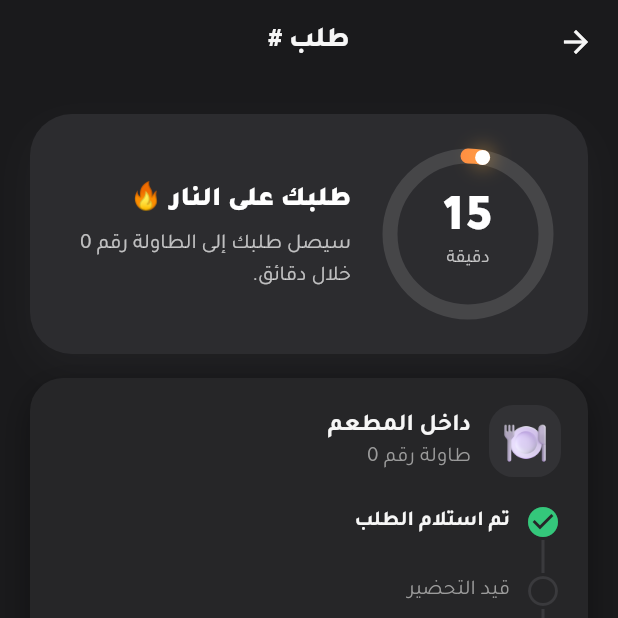
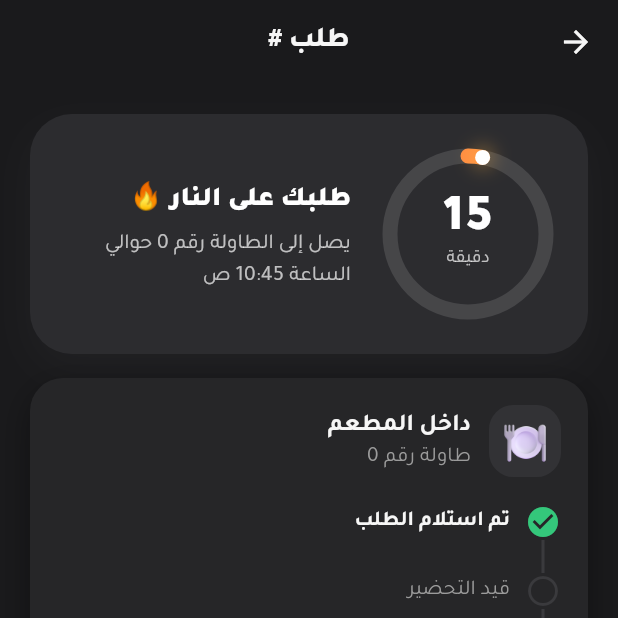
Before and after one commit to Emansalha/qarmasha, a Flutter app: the OrderDetailsScreen screen opened directly with empty values, on a phone screen of 412 x 824 dp, the top half of it. Run offline on Flutter 3.47's test engine with Material 3 defaults, Android fonts, the phone set to English and light mode, and no system bars; our stand-ins replace shared_preferences; accounts and stored records are empty; network calls fail.

Commit message:
وقت الوصول في شاشة التتبع
Co-Authored-By: Claude Opus 5.5 <noreply@anthropic.com>
Claude-Session: https://claude.ai/code/session_01FKcXDnGJTDoradiduUiHLZ

```diff
--- a/lib/screens/orders_screen.dart
+++ b/lib/screens/orders_screen.dart
@@ -424,8 +424,8 @@ class _EtaRingState extends State<EtaRing> with SingleTickerProviderStateMixin {
                 const SizedBox(height: 6),
                 Text(
                   dineIn
-                      ? 'سيصل طلبك إلى الطاولة رقم ${widget.order.tableNumber} خلال دقائق.'
-                      : 'الوقت المتوقع للوصول إلى عنوانك.',
+                      ? 'يصل إلى الطاولة رقم ${widget.order.tableNumber} حوالي الساعة ${PlacedOrder.clock(widget.order.eta)}'
+                      : 'يصل إلى عنوانك حوالي الساعة ${PlacedOrder.clock(widget.order.eta)}',
                   style: const TextStyle(color: Colors.white70, height: 1.5),
                 ),
               ],
```
